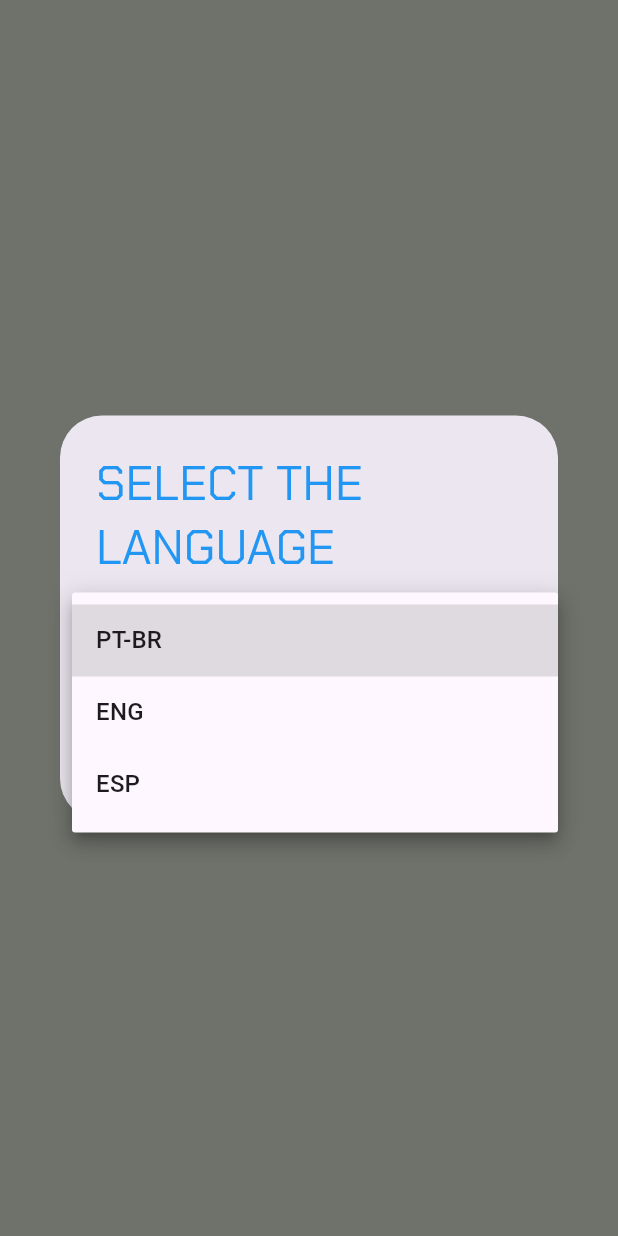
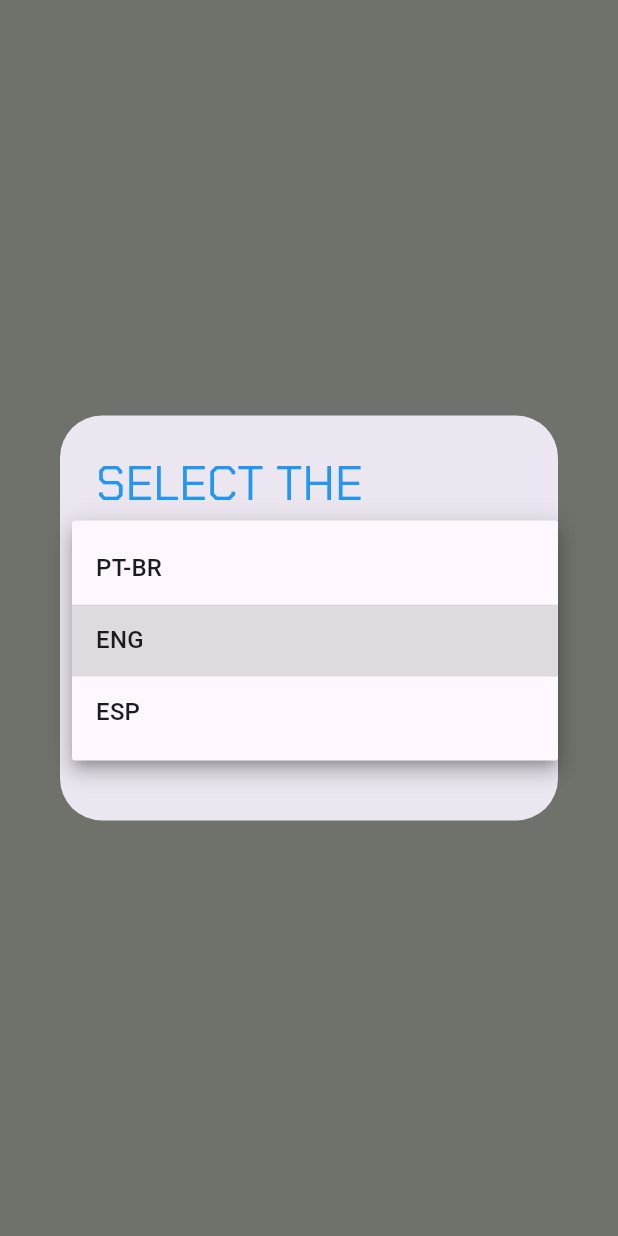
Before and after one commit to JP-Soares/jogo-da-velha-flutter, a Flutter app: the screen it shows after launch, after a tap on "ENG", on a phone screen of 412 x 824 dp. Run offline on Flutter 3.47's test engine with Material 3 defaults, Android fonts, the phone set to English and light mode, and no system bars; our stand-ins replace flutter_svg, get.

```diff
--- a/lib/enter.dart
+++ b/lib/enter.dart
@@ -1,5 +1,6 @@
 import 'package:flutter/material.dart';
 import 'package:flutter/widgets.dart';
+import 'package:get/get.dart';
 import 'package:jogovelha/choose_game.dart';
 
 class Enter extends StatefulWidget {
@@ -8,13 +9,56 @@ class Enter extends StatefulWidget {
   _EnterState createState() => _EnterState();
 }
 
+class LanguageController extends GetxController {
+  static LanguageController get to => Get.find();
+
+  var selectedIdioma = 'ENG'.obs; // Usar um Observable para reatividade
+  var textTitle = ''.obs;
+  var textButton = ''.obs;
+  var textButtonEnter = ''.obs;
+
+  @override
+  void onInit() {
+    super.onInit();
+    _updateTexts(); // Atualiza os textos quando o controlador é inicializado
+
+    // Ouça mudanças na variável `selectedIdioma`
+    ever(selectedIdioma, (_) => _updateTexts());
+  }
+
+  void _updateTexts() {
+    switch (selectedIdioma.value) {
+      case 'PT-BR':
+        textTitle.value = 'SELECIONE O IDIOMA';
+        textButton.value = 'CONCLUÍDO';
+        textButtonEnter.value = 'Jogar!';
+        break;
+      case 'ENG':
+        textTitle.value = 'SELECT THE LANGUAGE';
+        textButton.value = 'CONFIRM';
+        textButtonEnter.value = 'Play Game!';
+        break;
+      case 'ESP':
+        textTitle.value = 'SELECCIONE EL IDIOMA';
+        textButton.value = 'COMPLETADO';
+        textButtonEnter.value = '¡JUGAR!';
+        break;
+      default:
+        textTitle.value = 'SELECT THE LANGUAGE';
+        textButton.value = 'CONFIRM';
+        textButtonEnter.value = 'Play Game!';
+    }
+  }
+
+  // Método para mudar o idioma
+  void changeLanguage(String newIdioma) {
+    selectedIdioma.value = newIdioma;
+  }
+}
+
 class _EnterState extends State<Enter> {
   final idiomas = ['PT-BR', 'ENG', 'ESP'];
-  final selectedIdioma =
-      ValueNotifier(''); //para atualizar o estado do selecionado
-  String textTitle = '';
-  String textButton = '';
-  String textButtonEnter = '';
+  final controller = Get.put(LanguageController());
 
   @override
   void initState() {
@@ -25,65 +69,48 @@ class _EnterState extends State<Enter> {
   }
 
   void alertIdioma() {
-
-    setState((){
-      if(selectedIdioma.value == 'PT-BR'){
-        textTitle = 'SELECIONE O IDIOMA';
-        textButton = 'CONCLUÍDO';
-        textButtonEnter = 'Jogar!';
-      }else if(selectedIdioma.value == 'ENG'){
-        textTitle = 'SELECT THE LANGUAGE';
-        textButton = 'CONFIRM';
-        textButtonEnter = 'Play Game!';
-      }else if(selectedIdioma.value == 'ESP'){
-        textTitle = 'SELECCIONE EL IDIOMA';
-        textButton = 'COMPLETADO';
-        textButtonEnter = '¡JUGAR!';
-      }else{
-        textTitle = 'SELECT THE LANGUAGE';
-        textButton = 'CONFIRM';
-        textButtonEnter = 'Play Game!';
-      }
-    });
-
     showDialog(
       barrierDismissible: false,
       context: context,
       builder: (context) {
         return AlertDialog(
-          title: Text(
-            textTitle.toString(),
-            style: TextStyle(fontSize: 32, fontFamily: 'Chakra', color: Colors.blue),
-          ),
-          content: ValueListenableBuilder<String>(
-            valueListenable: selectedIdioma,
-            builder: (BuildContext context, String value, _) {
-              return DropdownButtonFormField<String>(
-                icon: Icon(Icons.language),
-                hint: Text('ENG'),
-                value: (value.isEmpty) ? null : value,
-
-                onChanged: (String? escolha) {
-                  setState(() {
-                    selectedIdioma.value = escolha.toString();
-                    Navigator.of(context).pop();
-                    alertIdioma();
-                  });
-                },
-                items: idiomas
-                    .map((opcao) =>
-                        DropdownMenuItem(value: opcao, child: Text(opcao)))
-                    .toList(), // Define o valor selecionado
+          title: Obx(() => Text(
+                controller.textTitle.value,
+                style: TextStyle(
+                    fontSize: 32, fontFamily: 'Chakra', color: Colors.blue),
+              )),
+          content: DropdownButtonFormField<String>(
+            icon: Icon(Icons.language),
+            hint: Text('SELECT THE LANGUAGE'),
+            value: controller.selectedIdioma.value.isEmpty
+                ? null
+                : controller.selectedIdioma.value,
+            onChanged: (String? escolha) {
+              if (escolha != null) {
+                controller
+                    .changeLanguage(escolha); // Atualiza o idioma e os textos
+              }
+            },
+            items: idiomas.map((opcao) {
+              return DropdownMenuItem(
+                value: opcao,
+                child: Text(opcao),
               );
-            },
+            }).toList(),
           ),
           actions: <Widget>[
             TextButton(
-              onPressed: (){
-                Navigator.of(context).pop();
+              onPressed: () {
+                Navigator.of(context).pop(); // Fecha o diálogo
               },
-              child: Text(textButton, style: TextStyle(
-                    fontFamily: 'Chakra', color: Colors.green, fontSize: 20)),
+              child: Obx(() => Text(
+                    controller
+                        .textButton.value, // Use Obx para o texto do botão
+                    style: TextStyle(
+                        fontFamily: 'Chakra',
+                        color: Colors.green,
+                        fontSize: 20),
+                  )),
             )
           ],
         );
@@ -128,14 +155,18 @@ class _EnterState extends State<Enter> {
             ),
             ElevatedButton(
               onPressed: () {
-                Navigator.of(context).pushReplacement(
-                    MaterialPageRoute(builder: (context) => ChooseGame(selectedIdioma.value)));
+                Navigator.of(context).pushReplacement(MaterialPageRoute(
+                    builder: (context) => ChooseGame(
+                          controller.selectedIdioma.value,
+                        )));
               },
-              child: Text(
-                textButtonEnter,
-                style: TextStyle(
-                    fontFamily: 'Chakra', color: Colors.black, fontSize: 20),
-              ),
+              child: Obx(() => Text(
+                    controller.textButtonEnter.value,
+                    style: TextStyle(
+                        fontFamily: 'Chakra',
+                        color: Colors.black,
+                        fontSize: 20),
+                  )),
             ),
           ],
         ),
```
